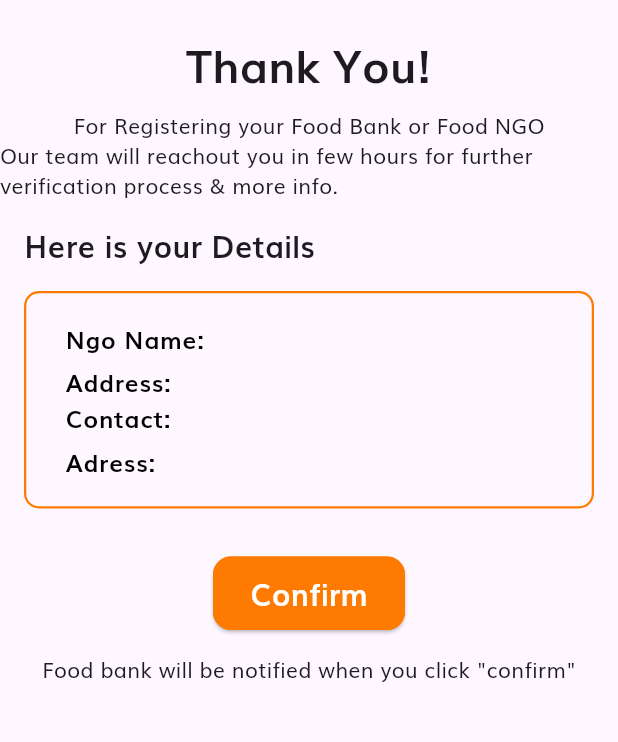
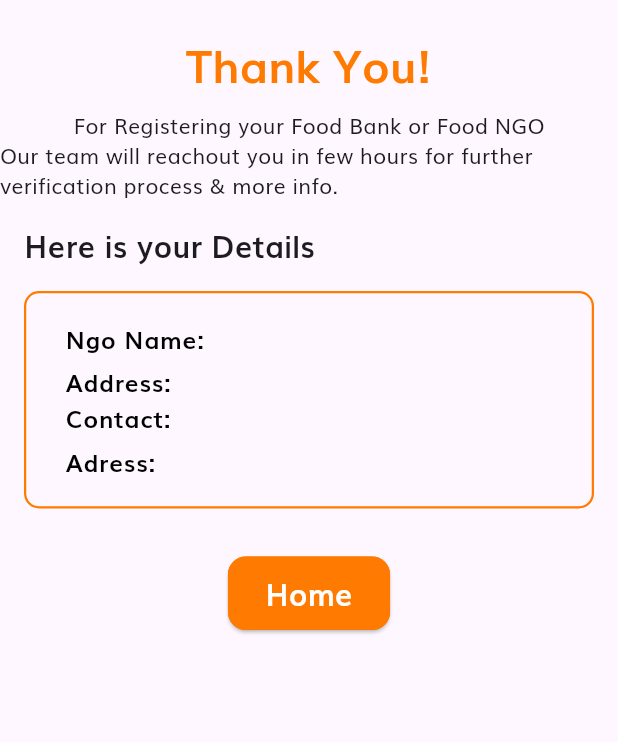
Before and after one commit to Krish-Panchani/hungry, a Flutter app: the FoodBankDetailsScreen screen opened directly, on a phone screen of 412 x 824 dp, the part 84-826 px from its top. Run offline on Flutter 3.47's test engine with Material 3 defaults, Android fonts, the phone set to English and light mode, and no system bars; our stand-ins replace cloud_firestore, firebase_auth, firebase_core, firebase_database, firebase_messaging, flutter_local_notifications and 7 more; missing offline and left inert: google_maps_flutter_platform_interface; accounts and stored records are empty.

Commit message:
Update FoodBankDetails.dart to center and style text elements

```diff
--- a/lib/screens/FoodBank/FoodBankDetails.dart
+++ b/lib/screens/FoodBank/FoodBankDetails.dart
@@ -75,6 +75,7 @@ class FoodBankDetailsScreenState extends State<FoodBankDetailsScreen> {
       body: SingleChildScrollView(
         child: Column(
           crossAxisAlignment: CrossAxisAlignment.center,
+          mainAxisAlignment: MainAxisAlignment.center,
           children: [
             const Center(
               child: Column(
@@ -86,6 +87,7 @@ class FoodBankDetailsScreenState extends State<FoodBankDetailsScreen> {
                     'Thank You!',
                     style: TextStyle(
                       fontSize: 30,
+                      color: kPrimaryColor,
                       fontWeight: FontWeight.w800,
                     ),
                   ),
@@ -195,7 +197,7 @@ class FoodBankDetailsScreenState extends State<FoodBankDetailsScreen> {
                 );
               },
               child: const Text(
-                'Confirm',
+                'Home',
                 style: TextStyle(
                   fontSize: 20,
                   color: Colors.white,
@@ -206,10 +208,6 @@ class FoodBankDetailsScreenState extends State<FoodBankDetailsScreen> {
             SizedBox(
               height: 16,
             ),
-            Text('Food bank will be notified when you click "confirm"'),
-            SizedBox(
-              height: 16,
-            ),
           ],
         ),
       ),
```
